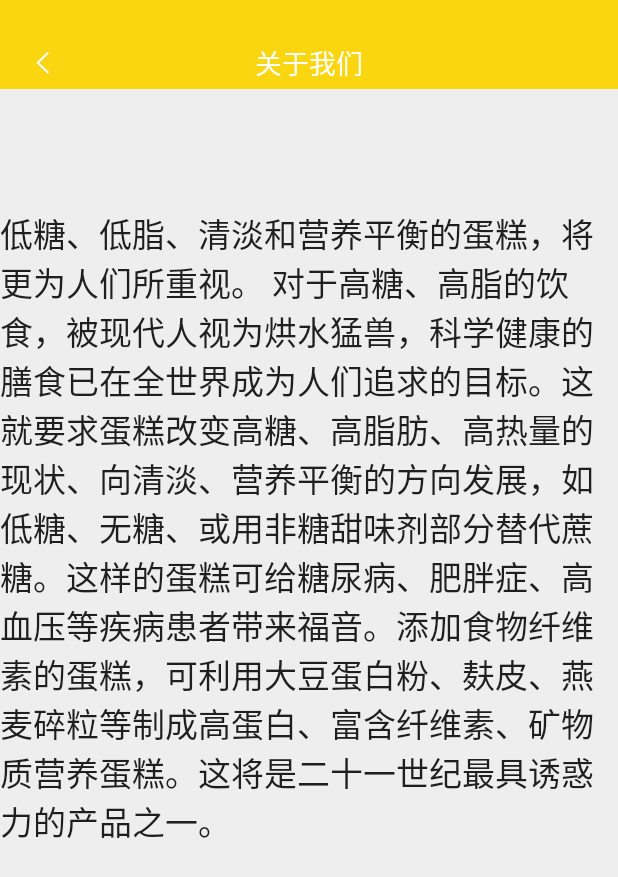
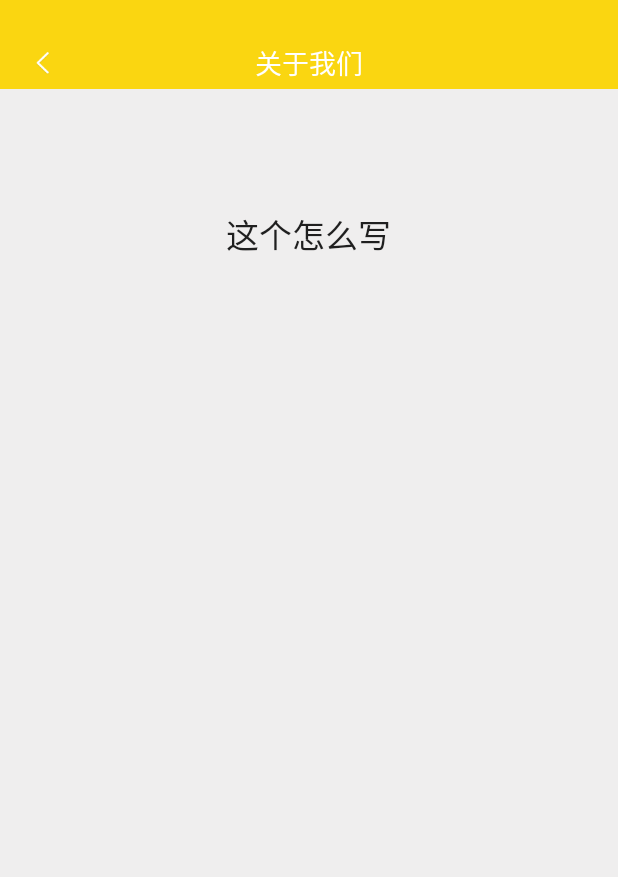
Before and after one commit to sujianqingfeng/androidstudio_cake, an Android app: the AboutUsActivity screen opened directly, with no data from a screen before it, on a phone screen of 412 x 824 dp. Shown: the top 877 px of the screen. Run offline under Robolectric (Android 15) with nearby library versions, the phone set to English and light mode, and no system bars; our stand-ins replace CircleImageView.

Commit message:
git 测试

```diff
--- a/finalAndroid/src/main/res/layout/activity_about_us.xml
+++ b/finalAndroid/src/main/res/layout/activity_about_us.xml
@@ -15,7 +15,7 @@
         android:layout_marginTop="80dp"
         android:layout_height="wrap_content"
         android:textAppearance="?android:attr/textAppearanceLarge"
-        android:text="低糖、低脂、清淡和营养平衡的蛋糕，将更为人们所重视。 对于高糖、高脂的饮食，被现代人视为烘水猛兽，科学健康的膳食已在全世界成为人们追求的目标。这就要求蛋糕改变高糖、高脂肪、高热量的现状、向清淡、营养平衡的方向发展，如低糖、无糖、或用非糖甜味剂部分替代蔗糖。这样的蛋糕可给糖尿病、肥胖症、高血压等疾病患者带来福音。添加食物纤维素的蛋糕，可利用大豆蛋白粉、麸皮、燕麦碎粒等制成高蛋白、富含纤维素、矿物质营养蛋糕。这将是二十一世纪最具诱惑力的产品之一。"
+        android:text="这个怎么写"
         android:id="@+id/textView2"
         android:layout_gravity="center_horizontal" />
 
```
